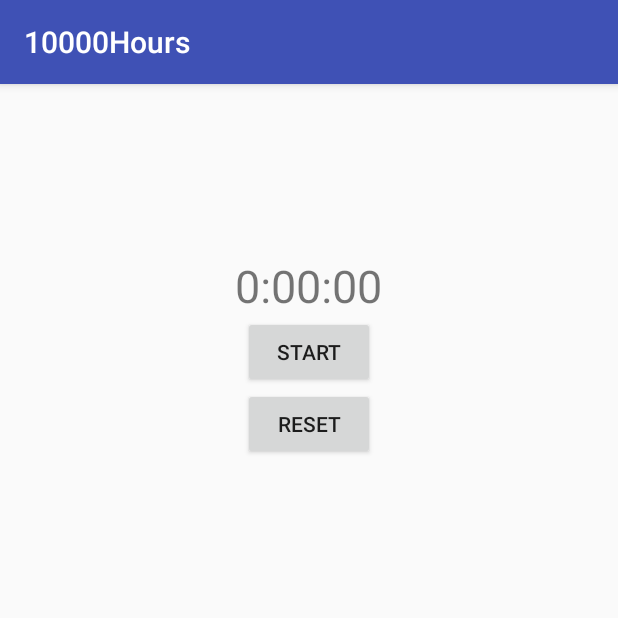
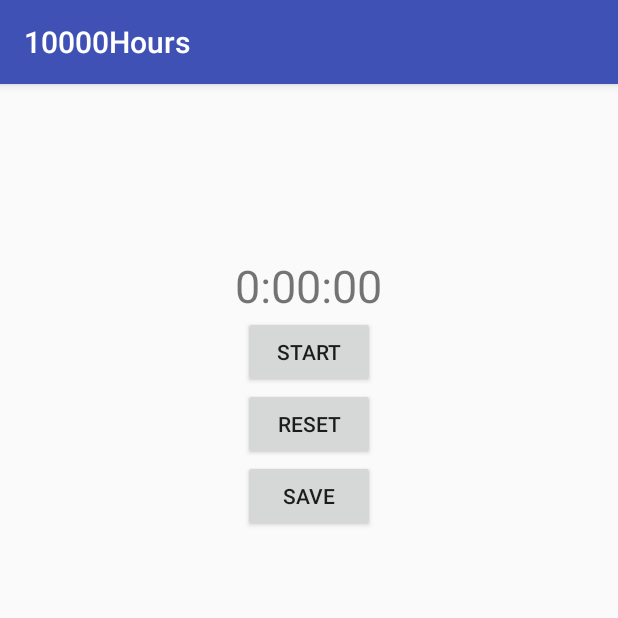
Before and after one commit to Shaary/10000Hours, an Android app: the screen it shows after launch (MainActivity), on a phone screen of 412 x 824 dp, the top half of it. Run offline under Robolectric (Android 15) with nearby library versions, the phone set to English and light mode, and no system bars.

Commit message:
Adding cursor and new activity with listview to retrieve the saved data

```diff
--- a/app/src/main/AndroidManifest.xml
+++ b/app/src/main/AndroidManifest.xml
@@ -16,7 +16,10 @@
                 <category android:name="android.intent.category.LAUNCHER" />
             </intent-filter>
         </activity>
-        <service android:name=".TimerService"/>
+
+        <service android:name=".TimerService" />
+
+        <activity android:name=".DatabaseActivity"></activity>
     </application>
 
 </manifest>
--- a/app/src/main/java/com/shaary/a10000hours/MainActivity.java
+++ b/app/src/main/java/com/shaary/a10000hours/MainActivity.java
@@ -150,4 +150,9 @@ public class MainActivity extends AppCompatActivity {
         onPauseTime = sharedPreferences.getLong("onPauseTime", 0);
     }
 
+    public void onSaveClick(View view) {
+        timerDataSource.insertTimer(onPauseTime);
+    }
+
+    //TODO: check if the isRunning true when first start.
 }
--- a/app/src/main/java/com/shaary/a10000hours/db/TimerHelper.java
+++ b/app/src/main/java/com/shaary/a10000hours/db/TimerHelper.java
@@ -8,12 +8,13 @@ public class TimerHelper extends SQLiteOpenHelper {
 
     public static final String TABLE_DATE_TIME = "DATE_TIME_DATA";
     public static final String COLUMN_DATE = "DATE_DATA";
+    public static final String ID = "_ID";
 
     private static final String DB_NAME = "date_time.db";
     private static final int DB_VERSION = 1;
 
     public static final String DB_CREATE =
-            "CREATE TABLE " + TABLE_DATE_TIME + " (_ID INTEGER PRIMARY KEY AUTOINCREMENT, " + COLUMN_DATE + "  DATE)";
+            "CREATE TABLE " + TABLE_DATE_TIME + " (" + ID + " INTEGER PRIMARY KEY AUTOINCREMENT, " + COLUMN_DATE + "  DATE)";
 
     public TimerHelper(Context context) {
         super(context, DB_NAME, null, DB_VERSION);
--- a/app/src/main/res/layout/activity_main.xml
+++ b/app/src/main/res/layout/activity_main.xml
@@ -38,4 +38,13 @@
         android:text="@string/reset"
         android:onClick="onResetClick"/>
 
+    <Button
+        android:id="@+id/save_button"
+        android:layout_width="wrap_content"
+        android:layout_height="wrap_content"
+        android:layout_below="@+id/reset_button"
+        android:layout_centerHorizontal="true"
+        android:text="save"
+        android:onClick="onSaveClick"/>
+
 </RelativeLayout>
```
Also changed, not shown: app/src/main/java/com/shaary/a10000hours/DatabaseActivity.java (added, +33 -0 lines), app/src/main/java/com/shaary/a10000hours/db/TimerDataSource.java (+10 -2 lines), app/src/main/res/layout/activity_database.xml (added, +12 -0 lines).
